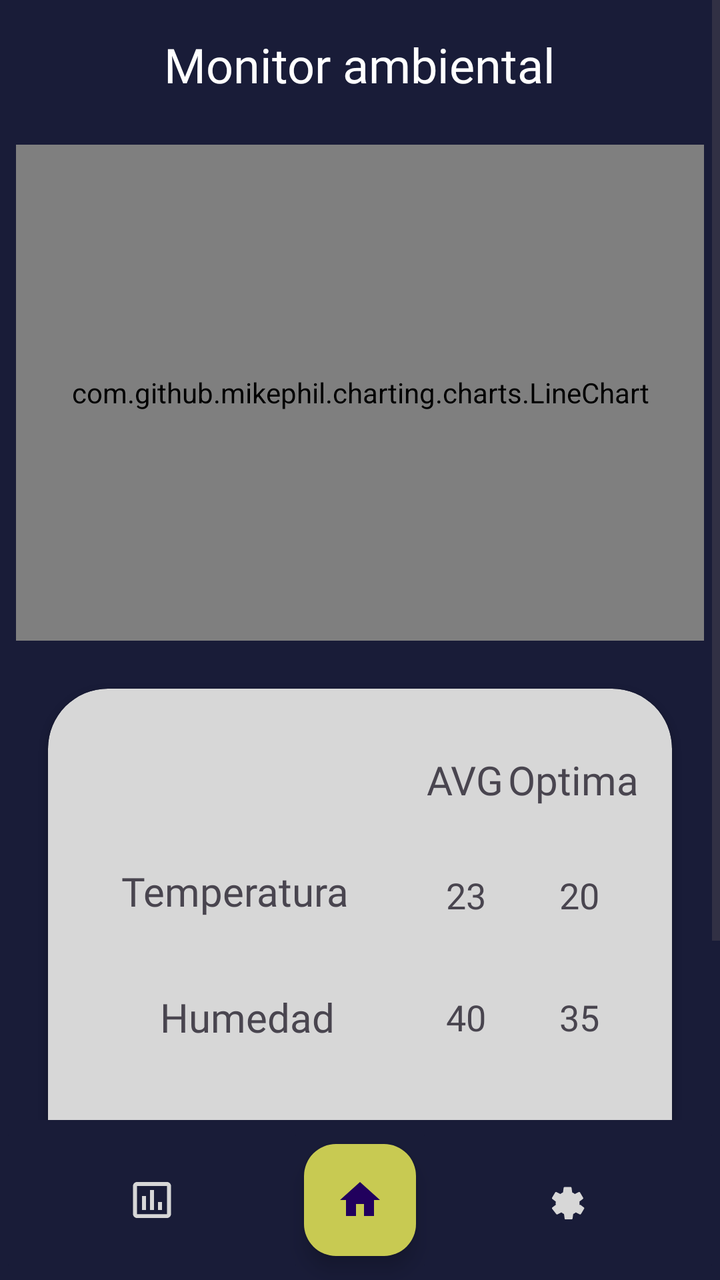
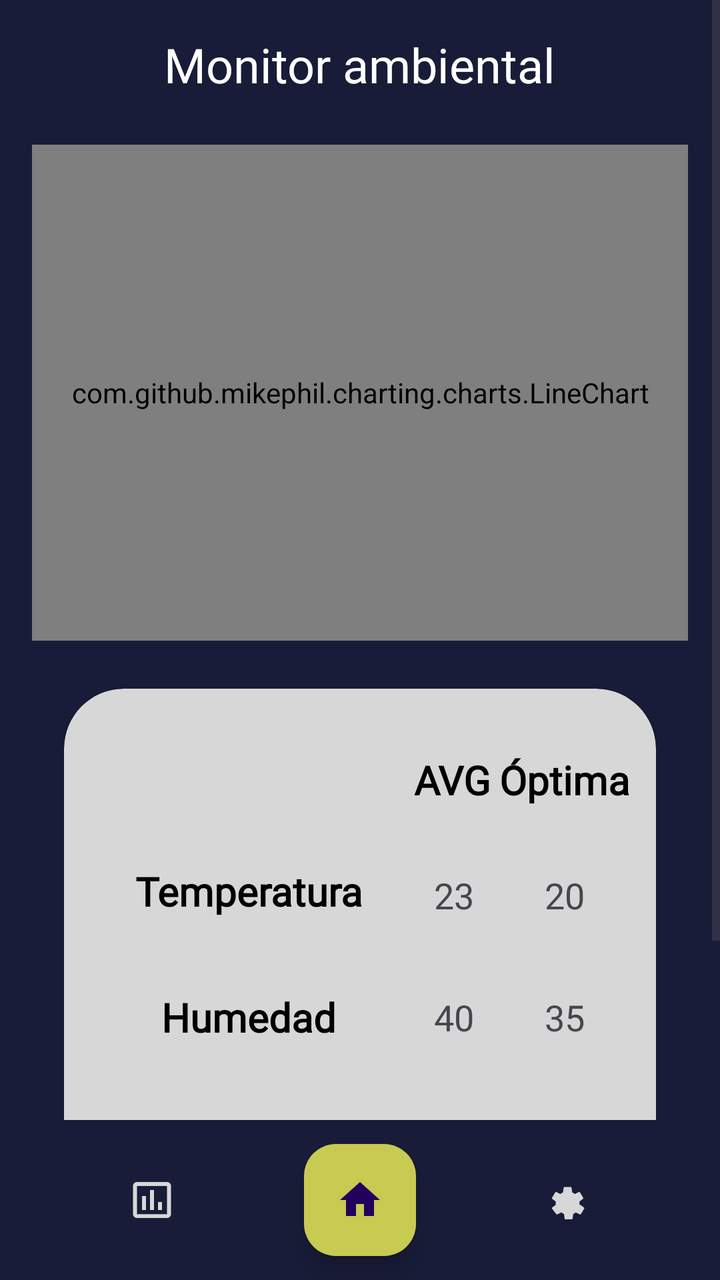

An Android layout rendered at two revisions. The XML below is the earlier revision; the diff shows what the commit changed to produce the second picture.
<!-- AndroidManifest.xml: application theme Theme.ProyectoFirebase -->
<!-- res/layout/activity_estadisticas.xml -->
<?xml version="1.0" encoding="utf-8"?>
<androidx.constraintlayout.widget.ConstraintLayout xmlns:android="http://schemas.android.com/apk/res/android"
    xmlns:app="http://schemas.android.com/apk/res-auto"
    xmlns:tools="http://schemas.android.com/tools"
    android:layout_width="match_parent"
    android:layout_height="match_parent"
    android:background="@color/azul_oscuro">

    <ScrollView
        android:id="@+id/scrollView"
        android:layout_width="0dp"
        android:layout_height="0dp"
        android:fillViewport="true"
        app:layout_constraintTop_toTopOf="parent"
        app:layout_constraintBottom_toTopOf="@id/profileLayout"
        app:layout_constraintStart_toStartOf="parent"
        app:layout_constraintEnd_toEndOf="parent">

        <androidx.constraintlayout.widget.ConstraintLayout
            android:id="@+id/main"
            android:layout_width="match_parent"
            android:layout_height="wrap_content"
            android:background="@color/azul_oscuro">

            <com.github.mikephil.charting.charts.LineChart
                android:id="@+id/grafica_ambiente"
                android:layout_width="0dp"
                android:layout_height="248dp"
                android:layout_marginStart="8dp"
                android:layout_marginTop="24dp"
                android:layout_marginEnd="8dp"
                app:layout_constraintEnd_toEndOf="parent"
                app:layout_constraintStart_toStartOf="parent"
                app:layout_constraintTop_toBottomOf="@+id/textView14">

            </com.github.mikephil.charting.charts.LineChart>

    <TextView
        android:id="@+id/textView14"
        android:layout_width="wrap_content"
        android:layout_height="wrap_content"
        android:layout_marginTop="16dp"
        android:fontFamily="@font/quicksand_bold"
        android:text="Monitor ambiental"
        android:textColor="@color/white"
        android:textSize="24dp"
        app:layout_constraintEnd_toEndOf="parent"
        app:layout_constraintStart_toStartOf="parent"
        app:layout_constraintTop_toTopOf="parent" />

            <TextView
                android:id="@+id/textView17"
                android:layout_width="wrap_content"
                android:layout_height="wrap_content"
                android:layout_marginTop="16dp"
                android:fontFamily="@font/quicksand_bold"
                android:text="Estado de la cuna"
                android:textColor="@color/azul_oscuro"
                android:textSize="24dp"
                app:layout_constraintEnd_toStartOf="@+id/textView19"
                app:layout_constraintHorizontal_bias="0.5"
                app:layout_constraintStart_toStartOf="parent"
                app:layout_constraintTop_toBottomOf="@+id/contenedor" />

            <TextView
                android:id="@+id/textView19"
                android:layout_width="wrap_content"
                android:layout_height="wrap_content"
                android:fontFamily="@font/quicksand_bold"
                android:text="Desocupada"
                android:textColor="@color/azul_oscuro"
                android:textSize="24dp"
                app:layout_constraintBottom_toBottomOf="@+id/textView17"
                app:layout_constraintEnd_toEndOf="parent"
                app:layout_constraintHorizontal_bias="0.5"
                app:layout_constraintStart_toEndOf="@+id/textView17"
                app:layout_constraintTop_toTopOf="@+id/textView17" />

            <androidx.cardview.widget.CardView
                android:id="@+id/contenedor"
                android:layout_width="0dp"
                android:layout_height="274dp"
                android:layout_marginStart="16dp"
                android:layout_marginTop="24dp"
                android:layout_marginEnd="16dp"
                app:cardBackgroundColor="@color/gris"
                app:cardCornerRadius="30dp"
                app:layout_constraintEnd_toEndOf="@+id/grafica_ambiente"
                app:layout_constraintStart_toStartOf="@+id/grafica_ambiente"
                app:layout_constraintTop_toBottomOf="@+id/grafica_ambiente">

                <androidx.constraintlayout.widget.ConstraintLayout
                    android:layout_width="match_parent"
                    android:layout_height="match_parent">

                    <TextView
                        android:id="@+id/textView25"
                        android:layout_width="wrap_content"
                        android:layout_height="wrap_content"
                        android:fontFamily="@font/quicksand_bold"
                        android:text="20"
                        android:textSize="18dp"
                        app:layout_constraintBottom_toBottomOf="@+id/textView24"
                        app:layout_constraintEnd_toEndOf="parent"
                        app:layout_constraintHorizontal_bias="0.5"
                        app:layout_constraintStart_toEndOf="@+id/textView24"
                        app:layout_constraintTop_toTopOf="@+id/textView24" />

                    <TextView
                        android:id="@+id/textView20"
                        android:layout_width="126dp"
                        android:layout_height="31dp"
                        android:fontFamily="@font/quicksand_bold"
                        android:text="Temperatura"
                        android:textSize="20dp"
                        app:layout_constraintBottom_toBottomOf="@+id/textView24"
                        app:layout_constraintEnd_toStartOf="@+id/textView24"
                        app:layout_constraintHorizontal_bias="0.5"
                        app:layout_constraintStart_toStartOf="parent"
                        app:layout_constraintTop_toTopOf="@+id/textView24" />

                    <TextView
                        android:id="@+id/textView24"
                        android:layout_width="wrap_content"
                        android:layout_height="wrap_content"
                        android:layout_marginTop="32dp"
                        android:fontFamily="@font/quicksand_bold"
                        android:text="23"
                        android:textSize="18dp"
                        app:layout_constraintEnd_toStartOf="@+id/textView25"
                        app:layout_constraintHorizontal_bias="0.5"
                        app:layout_constraintStart_toEndOf="@+id/textView20"
                        app:layout_constraintTop_toBottomOf="@+id/textView22" />

                    <TextView
                        android:id="@+id/textView23"
                        android:layout_width="71dp"
                        android:layout_height="28dp"
                        android:fontFamily="@font/quicksand_bold"
                        android:text="Optima"
                        android:textSize="20dp"
                        app:layout_constraintEnd_toEndOf="@+id/textView25"
                        app:layout_constraintStart_toStartOf="@+id/textView25"
                        app:layout_constraintTop_toTopOf="@+id/textView22" />

                    <TextView
                        android:id="@+id/textView22"
                        android:layout_width="wrap_content"
                        android:layout_height="wrap_content"
                        android:layout_marginTop="32dp"
                        android:fontFamily="@font/quicksand_bold"
                        android:text="AVG"
                        android:textSize="20dp"
                        app:layout_constraintEnd_toEndOf="@+id/textView24"
                        app:layout_constraintHorizontal_bias="0.526"
                        app:layout_constraintStart_toStartOf="@+id/textView24"
                        app:layout_constraintTop_toTopOf="parent" />

                    <TextView
                        android:id="@+id/textView21"
                        android:layout_width="wrap_content"
                        android:layout_height="wrap_content"
                        android:layout_marginTop="32dp"
                        android:fontFamily="@font/quicksand_bold"
                        android:text="Humedad"
                        android:textSize="20dp"
                        app:layout_constraintEnd_toEndOf="@+id/textView20"
                        app:layout_constraintHorizontal_bias="0.5"
                        app:layout_constraintStart_toStartOf="@+id/textView20"
                        app:layout_constraintTop_toBottomOf="@+id/textView20" />

                    <TextView
                        android:id="@+id/textView27"
                        android:layout_width="wrap_content"
                        android:layout_height="wrap_content"
                        android:fontFamily="@font/quicksand_bold"
                        android:text="35"
                        android:textSize="18dp"
                        app:layout_constraintBottom_toBottomOf="@+id/textView21"
                        app:layout_constraintEnd_toEndOf="@+id/textView25"
                        app:layout_constraintHorizontal_bias="0.5"
                        app:layout_constraintStart_toStartOf="@+id/textView25"
                        app:layout_constraintTop_toTopOf="@+id/textView21" />

                    <TextView
                        android:id="@+id/textView26"
                        android:layout_width="wrap_content"
                        android:layout_height="wrap_content"
                        android:fontFamily="@font/quicksand_bold"
                        android:text="40"
                        android:textSize="18dp"
                        app:layout_constraintBottom_toBottomOf="@+id/textView21"
                        app:layout_constraintEnd_toEndOf="@+id/textView24"
                        app:layout_constraintHorizontal_bias="0.5"
                        app:layout_constraintStart_toStartOf="@+id/textView24"
                        app:layout_constraintTop_toTopOf="@+id/textView21" />

                </androidx.constraintlayout.widget.ConstraintLayout>


            </androidx.cardview.widget.CardView>

        </androidx.constraintlayout.widget.ConstraintLayout>
    </ScrollView>



    <include
        android:id="@+id/profileLayout"
        layout="@layout/activity_profile"
        android:layout_width="0dp"
        android:layout_height="wrap_content"
        app:layout_constraintBottom_toBottomOf="parent"
        app:layout_constraintStart_toStartOf="parent"
        app:layout_constraintEnd_toEndOf="parent"
        app:layout_constraintTop_toBottomOf="@id/scrollView" />

</androidx.constraintlayout.widget.ConstraintLayout>
<!-- res/layout/activity_profile.xml (included above) -->
<?xml version="1.0" encoding="utf-8"?>
<androidx.constraintlayout.widget.ConstraintLayout xmlns:android="http://schemas.android.com/apk/res/android"
    xmlns:app="http://schemas.android.com/apk/res-auto"
    xmlns:tools="http://schemas.android.com/tools"
    android:layout_width="match_parent"
    android:layout_height="match_parent">

    <com.google.android.material.bottomappbar.BottomAppBar
        android:id="@+id/bottomAppBar"
        android:layout_width="match_parent"
        android:layout_height="wrap_content"
        android:layout_gravity="bottom"
        app:backgroundTint="@color/azul_oscuro"
        app:fabCradleMargin="10dp"
        app:fabCradleRoundedCornerRadius="10dp"
        app:fabCradleVerticalOffset="10dp"
        app:layout_constraintBottom_toBottomOf="parent"
        tools:layout_editor_absoluteX="0dp"></com.google.android.material.bottomappbar.BottomAppBar>

    <com.google.android.material.floatingactionbutton.FloatingActionButton
        android:id="@+id/fab"
        android:layout_width="wrap_content"
        android:layout_height="wrap_content"
        android:src="@drawable/baseline_home_24"
        app:backgroundTint="@color/amarillo"
        app:layout_anchor="@id/bottomAppBar"
        app:layout_constraintBottom_toBottomOf="@+id/bottomAppBar"
        app:layout_constraintEnd_toEndOf="parent"
        app:layout_constraintStart_toStartOf="parent"
        app:layout_constraintTop_toTopOf="@+id/bottomAppBar" />

    <ImageButton
        android:id="@+id/imageButton"
        android:layout_width="0dp"
        android:layout_height="0dp"
        android:backgroundTint="@color/azul_oscuro"
        app:layout_constraintBottom_toBottomOf="parent"
        app:layout_constraintEnd_toStartOf="@+id/fab"
        app:layout_constraintStart_toStartOf="@+id/bottomAppBar"
        app:layout_constraintTop_toTopOf="@+id/bottomAppBar"
        app:srcCompat="@drawable/baseline_insert_chart_outlined_24" />

    <ImageButton
        android:id="@+id/imageButton2"
        android:layout_width="0dp"
        android:layout_height="0dp"
        android:backgroundTint="@color/azul_oscuro"
        app:layout_constraintBottom_toBottomOf="parent"
        app:layout_constraintEnd_toEndOf="@+id/bottomAppBar"
        app:layout_constraintStart_toEndOf="@+id/fab"
        app:layout_constraintTop_toTopOf="@+id/bottomAppBar"
        app:srcCompat="@drawable/baseline_person_24" />


</androidx.constraintlayout.widget.ConstraintLayout>
<!-- resources referenced by this layout -->
<resources>
  <color name="amarillo">#C8CA52</color>
  <color name="azul_oscuro">#191C38</color>
  <color name="gris">#D7D7D7</color>
  <color name="white">#FFFFFFFF</color>
  <!-- drawable baseline_home_24 (drawable) -->
  <vector xmlns:android="http://schemas.android.com/apk/res/android"
      android:height="24dp"
      android:tint="@color/amarillo"
      android:viewportHeight="24"
      android:viewportWidth="24"
      android:width="24dp">
        
      <path
          android:fillColor="@color/amarillo"
          android:pathData="M10,20v-6h4v6h5v-8h3L12,3 2,12h3v8z"/>
      
  </vector>
  <!-- drawable baseline_insert_chart_outlined_24 (drawable) -->
  <vector xmlns:android="http://schemas.android.com/apk/res/android"
      android:height="24dp"
      android:tint="@color/blanco_raro"
      android:viewportHeight="24"
      android:viewportWidth="24"
      android:width="24dp">
  
      <path
          android:fillColor="@color/blanco_raro"
          android:pathData="M9,17L7,17v-7h2v7zM13,17h-2L11,7h2v10zM17,17h-2v-4h2v4zM19.5,19.1h-15L4.5,5h15v14.1zM19.5,3h-15c-1.1,0 -2,0.9 -2,2v14c0,1.1 0.9,2 2,2h15c1.1,0 2,-0.9 2,-2L21.5,5c0,-1.1 -0.9,-2 -2,-2z"/>
  
  </vector>
  <!-- drawable baseline_person_24 (drawable) -->
  <vector xmlns:android="http://schemas.android.com/apk/res/android"
      android:height="24dp"
      android:tint="@color/blanco_raro"
      android:viewportHeight="24"
      android:viewportWidth="24"
      android:width="24dp">
  
      <path
          android:fillColor="@color/blanco_raro"
          android:pathData="M12 15.5a3.5 3.5 0 1 1 0-7 3.5 3.5 0 0 1 0 7zm6.2-1.1l1.7 1.3c.2.1.3.4.2.6l-1.6 2.7c-.1.2-.4.3-.6.2l-2-1a5.85 5.85 0 0 1-1.3.8l-.3 2.2c0 .3-.3.5-.5.5h-3c-.3 0-.5-.2-.5-.5l-.3-2.2c-.5-.2-.9-.5-1.3-.8l-2 1c-.2.1-.5 0-.6-.2L4 16.3c-.1-.2 0-.5.2-.6l1.7-1.3a5.85 5.85 0 0 1 0-1.6L4.2 11.5c-.2-.1-.3-.4-.2-.6l1.6-2.7c.1-.2.4-.3.6-.2l2 1c.4-.3.8-.6 1.3-.8l.3-2.2c0-.3.3-.5.5-.5h3c.3 0 .5.2.5.5l.3 2.2c.5.2.9.5 1.3.8l2-1c.2-.1.5 0 .6.2l1.6 2.7c.1.2 0 .5-.2.6l-1.7 1.3a5.85 5.85 0 0 1 0 1.6z"/>
  
  </vector>
  <style name="Theme.ProyectoFirebase" parent="Base.Theme.ProyectoFirebase" />
  <color name="blanco_raro">#D7D7D7</color>
  <style name="Base.Theme.ProyectoFirebase" parent="Theme.Material3.DayNight.NoActionBar">
          
          
      </style>
</resources>

<!-- the commit's change to res/layout/activity_estadisticas.xml (unified diff, before → after) -->
@@ -24,11 +24,11 @@
 
             <com.github.mikephil.charting.charts.LineChart
                 android:id="@+id/grafica_ambiente"
-                android:layout_width="0dp"
+                android:layout_width="match_parent"
                 android:layout_height="248dp"
-                android:layout_marginStart="8dp"
+                android:layout_marginStart="16dp"
                 android:layout_marginTop="24dp"
-                android:layout_marginEnd="8dp"
+                android:layout_marginEnd="16dp"
                 app:layout_constraintEnd_toEndOf="parent"
                 app:layout_constraintStart_toStartOf="parent"
                 app:layout_constraintTop_toBottomOf="@+id/textView14">
@@ -108,11 +108,13 @@
 
                     <TextView
                         android:id="@+id/textView20"
-                        android:layout_width="126dp"
+                        android:layout_width="wrap_content"
                         android:layout_height="31dp"
                         android:fontFamily="@font/quicksand_bold"
                         android:text="Temperatura"
-                        android:textSize="20dp"
+                        android:textColor="@color/black"
+                        android:textSize="20dp"
+                        android:textStyle="bold"
                         app:layout_constraintBottom_toBottomOf="@+id/textView24"
                         app:layout_constraintEnd_toStartOf="@+id/textView24"
                         app:layout_constraintHorizontal_bias="0.5"
@@ -134,11 +136,13 @@
 
                     <TextView
                         android:id="@+id/textView23"
-                        android:layout_width="71dp"
+                        android:layout_width="wrap_content"
                         android:layout_height="28dp"
                         android:fontFamily="@font/quicksand_bold"
-                        android:text="Optima"
-                        android:textSize="20dp"
+                        android:text="Óptima"
+                        android:textColor="@color/black"
+                        android:textSize="20dp"
+                        android:textStyle="bold"
                         app:layout_constraintEnd_toEndOf="@+id/textView25"
                         app:layout_constraintStart_toStartOf="@+id/textView25"
                         app:layout_constraintTop_toTopOf="@+id/textView22" />
@@ -150,7 +154,9 @@
                         android:layout_marginTop="32dp"
                         android:fontFamily="@font/quicksand_bold"
                         android:text="AVG"
-                        android:textSize="20dp"
+                        android:textColor="@color/black"
+                        android:textSize="20dp"
+                        android:textStyle="bold"
                         app:layout_constraintEnd_toEndOf="@+id/textView24"
                         app:layout_constraintHorizontal_bias="0.526"
                         app:layout_constraintStart_toStartOf="@+id/textView24"
@@ -163,7 +169,9 @@
                         android:layout_marginTop="32dp"
                         android:fontFamily="@font/quicksand_bold"
                         android:text="Humedad"
-                        android:textSize="20dp"
+                        android:textColor="@color/black"
+                        android:textSize="20dp"
+                        android:textStyle="bold"
                         app:layout_constraintEnd_toEndOf="@+id/textView20"
                         app:layout_constraintHorizontal_bias="0.5"
                         app:layout_constraintStart_toStartOf="@+id/textView20"
<!-- resource entries referenced after the edit -->
@@ -2,6 +2,7 @@
 <resources>
   <color name="amarillo">#C8CA52</color>
   <color name="azul_oscuro">#191C38</color>
+  <color name="black">#FF000000</color>
   <color name="gris">#D7D7D7</color>
   <color name="white">#FFFFFFFF</color>
   <!-- drawable baseline_home_24 (drawable) -->
